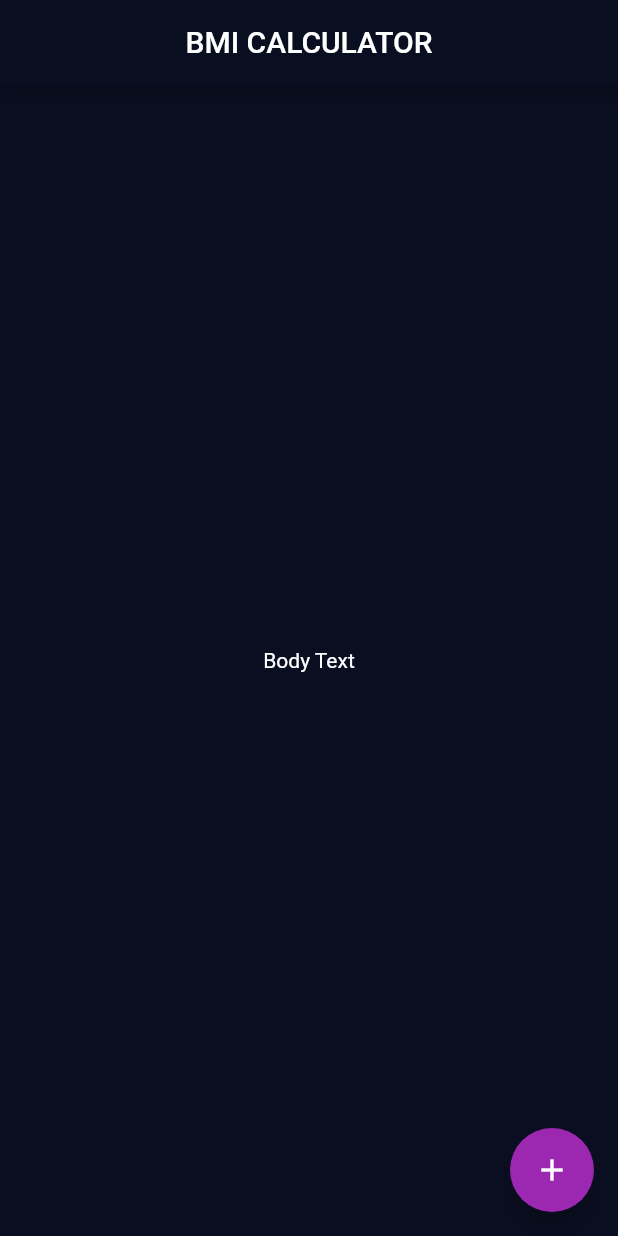
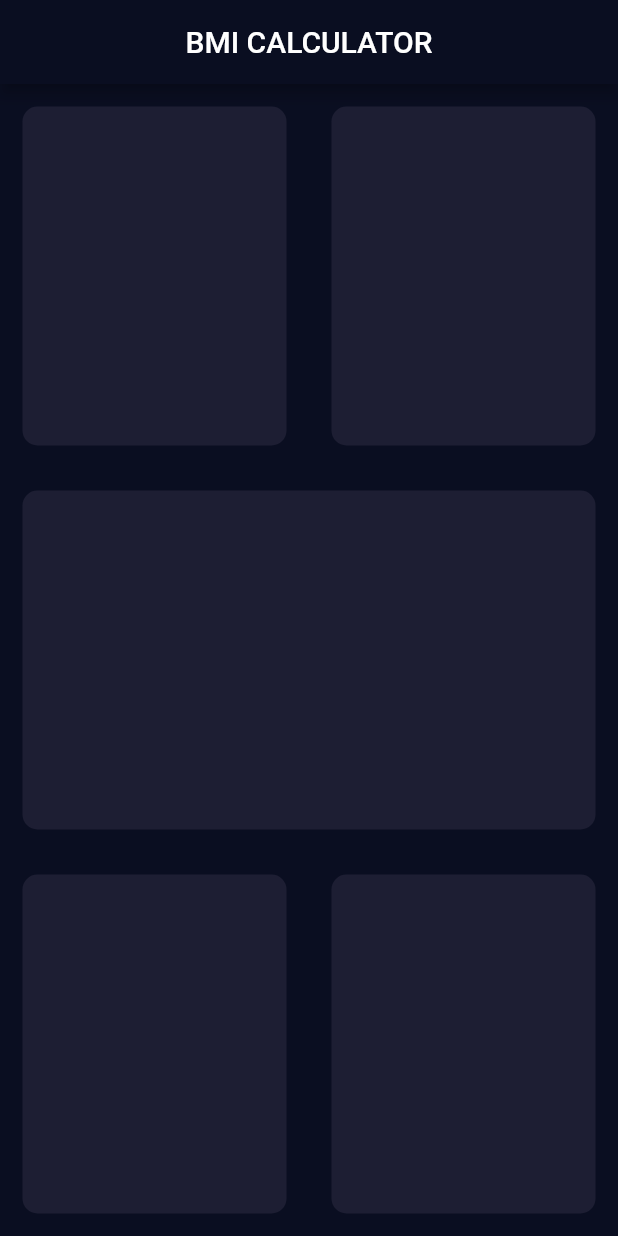
Before and after one commit to Hallcoder/bmi, a Flutter app: the screen it shows after launch, on a phone screen of 412 x 824 dp. Run offline on Flutter 3.47's test engine with Material 2 defaults, Android fonts, the phone set to English and light mode, and no system bars.

Commit message:
extracting widgets, constructors and key property

```diff
--- /dev/null
+++ b/lib/input_page.dart
@@ -0,0 +1,69 @@
+import 'package:flutter/material.dart';
+
+class InputPage extends StatefulWidget {
+  @override
+  _InputPageState createState() => _InputPageState();
+}
+
+class _InputPageState extends State<InputPage> {
+  @override
+  Widget build(BuildContext context) {
+    return Scaffold(
+      appBar: AppBar(
+        title: const Center(child: Text('BMI CALCULATOR')),
+      ),
+      body: Column(
+        children: [
+          Expanded(
+              child: Row(
+            children: [
+              Expanded(
+                child: ReusableCard(
+                  colour: Color(0xff1d1e33),
+                ),
+              ),
+              Expanded(
+                child: ReusableCard(
+                  colour: Color(0xff1d1e33),
+                ),
+              ),
+            ],
+          )),
+          Expanded(
+            child: ReusableCard(colour: Color(0xff1d1e33)),
+          ),
+          Expanded(
+              child: Row(
+            children: [
+              Expanded(
+                child: ReusableCard(
+                  colour: Color(0xff1d1e33),
+                ),
+              ),
+              Expanded(
+                  child: ReusableCard(
+                colour: Color(0xff1d1e33),
+              )),
+            ],
+          )),
+        ],
+      ),
+    );
+  }
+}
+
+class ReusableCard extends StatelessWidget {
+  ReusableCard({required this.colour});
+
+  Color colour;
+  @override
+  Widget build(BuildContext context) {
+    return Container(
+      margin: const EdgeInsets.all(15.0),
+      decoration: BoxDecoration(
+        color: const Color(0xff1d1e33),
+        borderRadius: BorderRadius.circular(10.0),
+      ),
+    );
+  }
+}
--- a/lib/main.dart
+++ b/lib/main.dart
@@ -1,5 +1,5 @@
 import 'package:flutter/material.dart';
-
+import 'input_page.dart';
 void main() => runApp(BMICalculator());
 
 class BMICalculator extends StatelessWidget {
@@ -21,26 +21,3 @@ class BMICalculator extends StatelessWidget {
     );
   }
 }
-
-class InputPage extends StatefulWidget {
-  @override
-  _InputPageState createState() => _InputPageState();
-}
-
-class _InputPageState extends State<InputPage> {
-  @override
-  Widget build(BuildContext context) {
-    return Scaffold(
-      appBar: AppBar(
-        title: const Center(child: Text('BMI CALCULATOR')),
-      ),
-      body: const Center(
-        child: Text('Body Text'),
-      ),
-      floatingActionButton: FloatingActionButton(
-        onPressed: () {},
-        child: const Icon(Icons.add),
-      ),
-    );
-  }
-}
```
